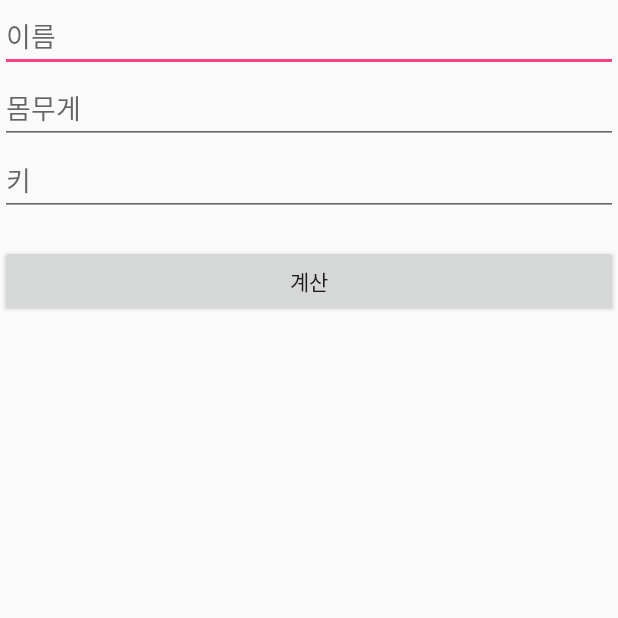
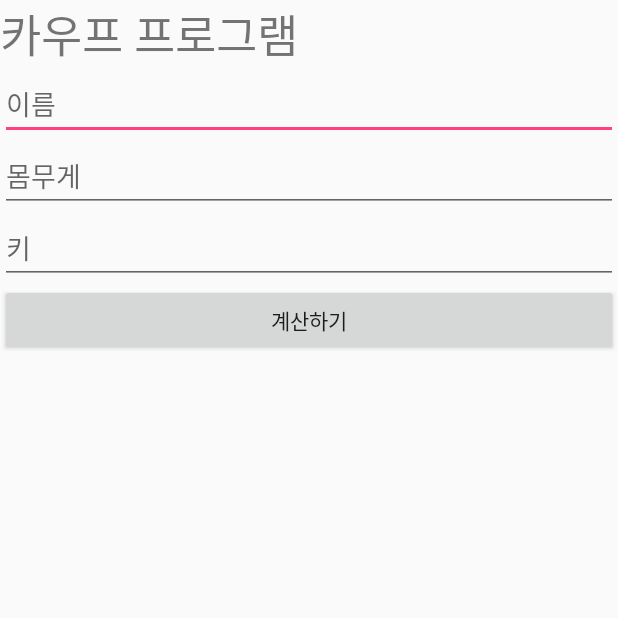
Before and after one commit to biglogs01/MyApp2, an Android app: the screen it shows after launch (MainActivity before the commit, KaupActivity after it), on a phone screen of 412 x 824 dp, the top half of it. Run offline under Robolectric (Android 15) with nearby library versions, the phone set to English and light mode, and no system bars.

Commit message:
16-06-04

```diff
--- a/app/src/main/java/com/hanbit/user/myapp2/MainActivity.java
+++ /dev/null
@@ -1,64 +0,0 @@
-package com.hanbit.user.myapp2;
-
-import android.os.Bundle;
-import android.support.design.widget.FloatingActionButton;
-import android.support.design.widget.Snackbar;
-import android.support.v7.app.AppCompatActivity;
-import android.support.v7.widget.Toolbar;
-import android.view.MotionEvent;
-import android.view.View;
-import android.view.Menu;
-import android.view.MenuItem;
-import android.widget.Button;
-import android.widget.EditText;
-import android.widget.TextView;
-
-public class MainActivity extends AppCompatActivity {
-
-    Button send;
-
-    EditText etName;
-    EditText etWeight;
-    EditText etHeight;
-
-    TextView tv;
-
-    @Override
-    protected void onCreate(Bundle savedInstanceState) {
-        super.onCreate(savedInstanceState);
-        setContentView(R.layout.activity_main);
-
-        send = (Button) findViewById(R.id.send);
-        etName = (EditText) findViewById(R.id.name);
-        etWeight = (EditText) findViewById(R.id.weight);
-        etHeight = (EditText) findViewById(R.id.height);
-        tv = (TextView) findViewById(R.id.tv);
-
-        send.setOnTouchListener(new View.OnTouchListener(){
-
-            @Override
-            public boolean onTouch(View v, MotionEvent event) {
-
-                double valWeight = Double.parseDouble( etWeight.getText().toString());
-                double valHeight = Double.parseDouble( etHeight.getText().toString());
-
-                int result = (int) (valWeight / (valHeight*valHeight))*10000;
-
-                String retVal = "";
-                if( result >= 30 )  retVal = "비만";
-                if( result < 30 && result >= 24 ) retVal = "과체중";
-                if( result < 24 && result >= 20 ) retVal = "정상";
-                if( result < 20 && result >= 15 ) retVal = "저체중";
-                if( result < 15 && result >= 13 ) retVal = "마름";
-                if( result < 13 && result >= 10 ) retVal = "영양실조";
-                if( result < 10 ) retVal = "소모증";
-
-                String valName = etName.getText().toString();
-                tv.setText( valName + "님은 " + retVal + " 이십니다");
-
-                return false;
-            }
-        });
-
-    }
-}
--- /dev/null
+++ b/app/src/main/java/com/hanbit/user/myapp2/kaup/KaupActivity.java
@@ -0,0 +1,47 @@
+package com.hanbit.user.myapp2.kaup;
+
+import android.app.Activity;
+import android.os.Bundle;
+import android.view.View;
+import android.widget.Button;
+import android.widget.EditText;
+import android.widget.TextView;
+
+import com.hanbit.user.myapp2.R;
+
+public class KaupActivity extends Activity implements View.OnClickListener {
+    EditText etName,etWeight,etHeight;
+    TextView resultCalc;
+    String name,result;
+    Button btnCalc;
+    /*double weight,height;*/
+    int weight,height;
+    int test;
+
+    @Override
+    protected void onCreate(Bundle savedInstanceState) {
+        super.onCreate(savedInstanceState);
+        setContentView(R.layout.activity_kaup);
+
+        etName = (EditText) findViewById(R.id.name);
+        etWeight = (EditText) findViewById(R.id.weight);
+        etHeight = (EditText) findViewById(R.id.height);
+        btnCalc = (Button) findViewById(R.id.btnCalc);
+        btnCalc.setOnClickListener(this);
+    }
+
+    @Override
+    public void onClick(View v) {
+        name = etName.getText().toString();
+                /*  weight = Double.parseDouble(etWeight.getText().toString());
+                     height = Double.parseDouble(etHeight.getText().toString());*/
+        weight = Integer.parseInt(etWeight.getText().toString());
+        height = Integer.parseInt(etHeight.getText().toString());
+        resultCalc = (TextView) findViewById(R.id.resultCalc);
+        //  test = Integer.parseInt(etHeight.getText().toString());
+        KaupService service = new KaupServiceImpl();
+        result = service.getKaup(weight, height);
+
+        resultCalc.setText(name+" 님의 계산결과: " + result);
+    }
+}
--- /dev/null
+++ b/app/src/main/java/com/hanbit/user/myapp2/kaup/KaupService.java
@@ -0,0 +1,8 @@
+package com.hanbit.user.myapp2.kaup;
+
+/**
+ * Created by USER on 2016-06-04.
+ */
+public interface KaupService {
+    public String getKaup(double weight, double height);
+}
--- /dev/null
+++ b/app/src/main/res/layout/activity_kaup.xml
@@ -0,0 +1,47 @@
+<?xml version="1.0" encoding="utf-8"?>
+<LinearLayout xmlns:android="http://schemas.android.com/apk/res/android"
+    android:layout_width="match_parent"
+    android:layout_height="match_parent"
+    android:orientation="vertical">
+
+
+    <TextView
+        android:layout_width="match_parent"
+        android:layout_height="wrap_content"
+        android:text="카우프 프로그램"
+        android:textSize="30dp"/>
+
+    <EditText
+        android:layout_width="match_parent"
+        android:layout_height="wrap_content"
+        android:id="@+id/name"
+        android:hint="이름"/>
+
+
+    <EditText
+        android:layout_width="match_parent"
+        android:layout_height="wrap_content"
+        android:id="@+id/weight"
+        android:hint="몸무게"
+        android:inputType="text"/>
+
+    <EditText
+        android:layout_width="match_parent"
+        android:layout_height="wrap_content"
+        android:id="@+id/height"
+        android:hint="키"
+        android:inputType="text"/>
+
+
+    <Button
+        android:layout_width="match_parent"
+        android:layout_height="wrap_content"
+        android:id="@+id/btnCalc"
+        android:text="계산하기"/>
+
+
+    <TextView
+        android:layout_width="match_parent"
+        android:layout_height="wrap_content"
+        android:id="@+id/resultCalc"/>
+</LinearLayout>
--- a/app/src/main/res/layout/activity_main.xml
+++ b/app/src/main/res/layout/activity_main.xml
@@ -1,36 +1,6 @@
 <?xml version="1.0" encoding="utf-8"?>
 <LinearLayout android:layout_width="match_parent"
     android:layout_height="match_parent"
-    android:orientation="vertical"
     xmlns:android="http://schemas.android.com/apk/res/android">
 
-    <EditText
-        android:id="@+id/name"
-        android:layout_width="match_parent"
-        android:layout_height="wrap_content"
-        android:hint="이름"/>
-
-    <EditText
-        android:id="@+id/weight"
-        android:layout_width="match_parent"
-        android:layout_height="wrap_content"
-        android:hint="몸무게"/>
-
-    <EditText
-        android:id="@+id/height"
-        android:layout_width="match_parent"
-        android:layout_height="wrap_content"
-        android:hint="키"/>
-
-    <TextView
-        android:id="@+id/tv"
-        android:layout_width="match_parent"
-        android:layout_height="wrap_content" />
-
-    <Button
-        android:id="@+id/send"
-        android:layout_width="match_parent"
-        android:layout_height="wrap_content"
-        android:text="계산"/>
-
 </LinearLayout>
--- a/app/src/main/res/menu/menu_main.xml
+++ b/app/src/main/res/menu/menu_main.xml
@@ -1,7 +1,7 @@
 <menu xmlns:android="http://schemas.android.com/apk/res/android"
     xmlns:app="http://schemas.android.com/apk/res-auto"
     xmlns:tools="http://schemas.android.com/tools"
-    tools:context="com.hanbit.user.myapp2.MainActivity">
+    tools:context=".main.MainActivity">
     <item
         android:id="@+id/action_settings"
         android:orderInCategory="100"
--- a/app/src/main/res/values/strings.xml
+++ b/app/src/main/res/values/strings.xml
@@ -1,4 +1,5 @@
 <resources>
     <string name="app_name">MyApp2</string>
     <string name="action_settings">Settings</string>
+    <string name="title_activity_kaup">KaupActivity</string>
 </resources>
```
Also changed, not shown: app/src/main/AndroidManifest.xml (+7 -1 lines), app/src/main/java/com/hanbit/user/myapp2/KaupService.java (deleted, +0 -10 lines), app/src/main/java/com/hanbit/user/myapp2/kaup/KaupBean.java (added, +41 -0 lines), app/src/main/java/com/hanbit/user/myapp2/kaup/KaupServiceImpl.java (added, +32 -0 lines), app/src/main/java/com/hanbit/user/myapp2/main/MainActivity.java (added, +17 -0 lines).
